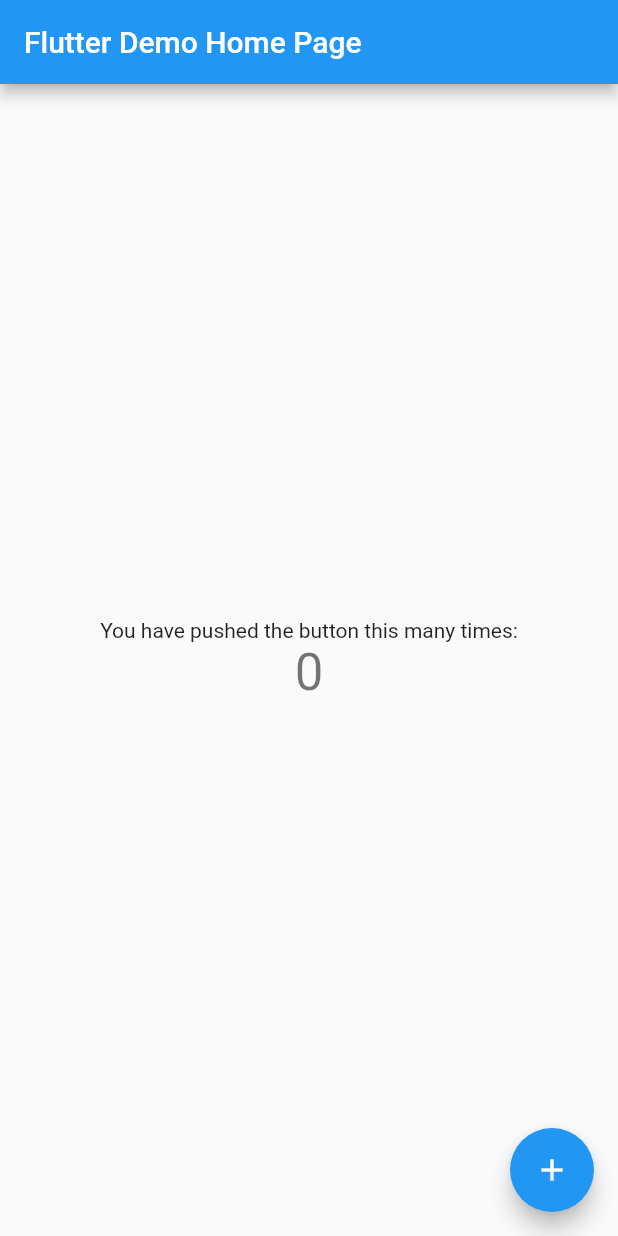
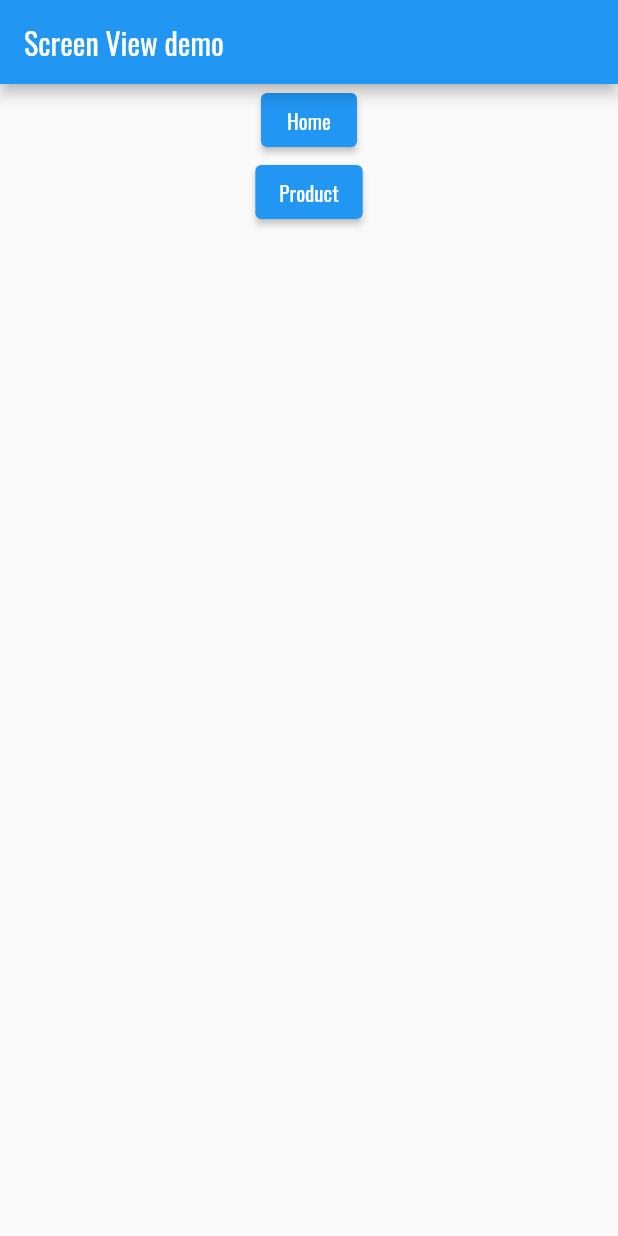
Before and after one commit to DTN94/mikltea, a Flutter app: the screen it shows after launch, on a phone screen of 412 x 824 dp. Run offline on Flutter 3.47's test engine with Material 2 defaults, Android fonts, the phone set to English and light mode, and no system bars; our stand-ins replace getwidget.

Commit message:
update date 1

```diff
--- a/lib/main.dart
+++ b/lib/main.dart
@@ -1,4 +1,6 @@
 import 'package:flutter/material.dart';
+import 'package:mikltea/screens/home/screens/home_screen.dart';
+import 'package:mikltea/screens/viewDemo/view_demo_screen.dart';
 
 void main() {
   runApp(const MyApp());
@@ -12,104 +14,16 @@
   Widget build(BuildContext context) {
     return MaterialApp(
       title: 'Flutter Demo',
+      debugShowCheckedModeBanner:false,
       theme: ThemeData(
         // This is the theme of your application.
         //
         // Try running your application with "flutter run". You'll see the
-        // application has a blue toolbar. Then, without quitting the app, try
-        // changing the primarySwatch below to Colors.green and then invoke
-        // "hot reload" (press "r" in the console where you ran "flutter run",
-        // or simply save your changes to "hot reload" in a Flutter IDE).
-        // Notice that the counter didn't reset back to zero; the application
-        // is not restarted.
+        // application ha\
         primarySwatch: Colors.blue,
+        fontFamily: 'Oswald-Regular',
       ),
-      home: const MyHomePage(title: 'Flutter Demo Home Page'),
+      home: ViewDemoScreen(),
     );
   }
 }
-
-class MyHomePage extends StatefulWidget {
-  const MyHomePage({super.key, required this.title});
-
-  // This widget is the home page of your application. It is stateful, meaning
-  // that it has a State object (defined below) that contains fields that affect
-  // how it looks.
-
-  // This class is the configuration for the state. It holds the values (in this
-  // case the title) provided by the parent (in this case the App widget) and
-  // used by the build method of the State. Fields in a Widget subclass are
-  // always marked "final".
-
-  final String title;
-
-  @override
-  State<MyHomePage> createState() => _MyHomePageState();
-}
-
-class _MyHomePageState extends State<MyHomePage> {
-  int _counter = 0;
-
-  void _incrementCounter() {
-    setState(() {
-      // This call to setState tells the Flutter framework that something has
-      // changed in this State, which causes it to rerun the build method below
-      // so that the display can reflect the updated values. If we changed
-      // _counter without calling setState(), then the build method would not be
-      // called again, and so nothing would appear to happen.
-      _counter++;
-    });
-  }
-
-  @override
-  Widget build(BuildContext context) {
-    // This method is rerun every time setState is called, for instance as done
-    // by the _incrementCounter method above.
-    //
-    // The Flutter framework has been optimized to make rerunning build methods
-    // fast, so that you can just rebuild anything that needs updating rather
-    // than having to individually change instances of widgets.
-    return Scaffold(
-      appBar: AppBar(
-        // Here we take the value from the MyHomePage object that was created by
-        // the App.build method, and use it to set our appbar title.
-        title: Text(widget.title),
-      ),
-      body: Center(
-        // Center is a layout widget. It takes a single child and positions it
-        // in the middle of the parent.
-        child: Column(
-          // Column is also a layout widget. It takes a list of children and
-          // arranges them vertically. By default, it sizes itself to fit its
-          // children horizontally, and tries to be as tall as its parent.
-          //
-          // Invoke "debug painting" (press "p" in the console, choose the
-          // "Toggle Debug Paint" action from the Flutter Inspector in Android
-          // Studio, or the "Toggle Debug Paint" command in Visual Studio Code)
-          // to see the wireframe for each widget.
-          //
-          // Column has various properties to control how it sizes itself and
-          // how it positions its children. Here we use mainAxisAlignment to
-          // center the children vertically; the main axis here is the vertical
-          // axis because Columns are vertical (the cross axis would be
-          // horizontal).
-          mainAxisAlignment: MainAxisAlignment.center,
-          children: <Widget>[
-            const Text(
-              'You have pushed the button this many times:',
-            ),
-            Text(
-              '$_counter',
-              style: Theme.of(context).textTheme.headlineMedium,
-            ),
-          ],
-        ),
-      ),
-      floatingActionButton: FloatingActionButton(
-        onPressed: _incrementCounter,
-        tooltip: 'Increment',
-        child: const Icon(Icons.add),
-      ), // This trailing comma makes auto-formatting nicer for build methods.
-    );
-  }
-}
--- /dev/null
+++ b/lib/screens/viewDemo/view_demo_screen.dart
@@ -0,0 +1,39 @@
+import 'package:flutter/material.dart';
+import 'package:mikltea/screens/home/screens/home_screen.dart';
+
+import '../product/screens/product_screens.dart';
+class ViewDemoScreen extends StatefulWidget {
+  const ViewDemoScreen({Key? key}) : super(key: key);
+
+  @override
+  State<ViewDemoScreen> createState() => _ViewDemoScreenState();
+}
+
+class _ViewDemoScreenState extends State<ViewDemoScreen> {
+  @override
+  Widget build(BuildContext context) {
+    return Scaffold(
+      appBar:AppBar(
+        title:Text("Screen View demo"),
+      ),
+      body:SingleChildScrollView(
+          child:Center(
+            child:Column(
+              mainAxisAlignment:MainAxisAlignment.center,
+              crossAxisAlignment:CrossAxisAlignment.center,
+              children: [
+                ElevatedButton(onPressed:(){
+                  Navigator.push(context, MaterialPageRoute(builder: (context) => HomeScreen()));
+
+                }, child:Text("Home")),
+                ElevatedButton(onPressed:(){
+                  Navigator.push(context, MaterialPageRoute(builder: (context) => ProductScreen()));
+
+                }, child:Text("Product"))
+              ],
+            ),
+          ),
+      ),
+    );
+  }
+}
```
Also changed, not shown: lib/screens/home/screens/home_screen.dart (added, +29 -0 lines), lib/screens/product/screens/product_screens.dart (added, +148 -0 lines), lib/screens/product/widgets/product_widget.dart (added, +35 -0 lines), pubspec.yaml (+10 -0 lines), assets/fonts/Oswald-Medium.ttf (added), assets/fonts/Oswald-Regular.ttf (added), assets/images/product1.png (added), assets/images/product_top.png (added), pubspec.lock.
